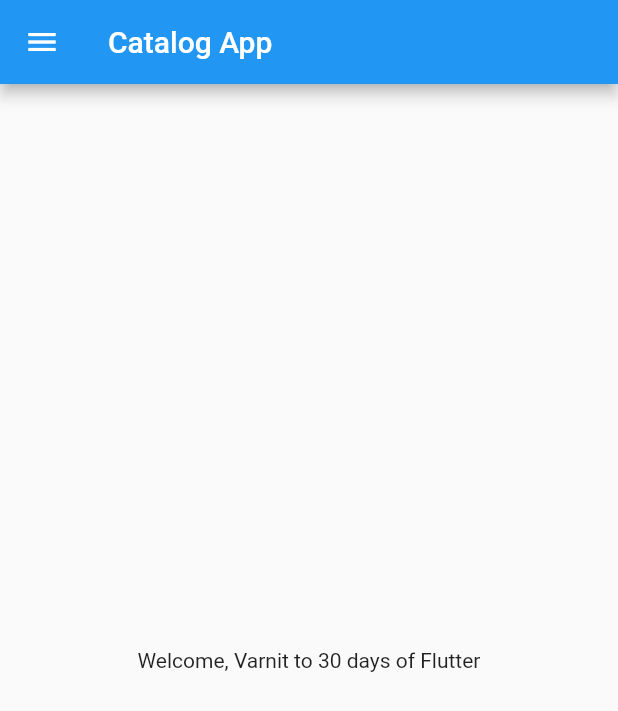
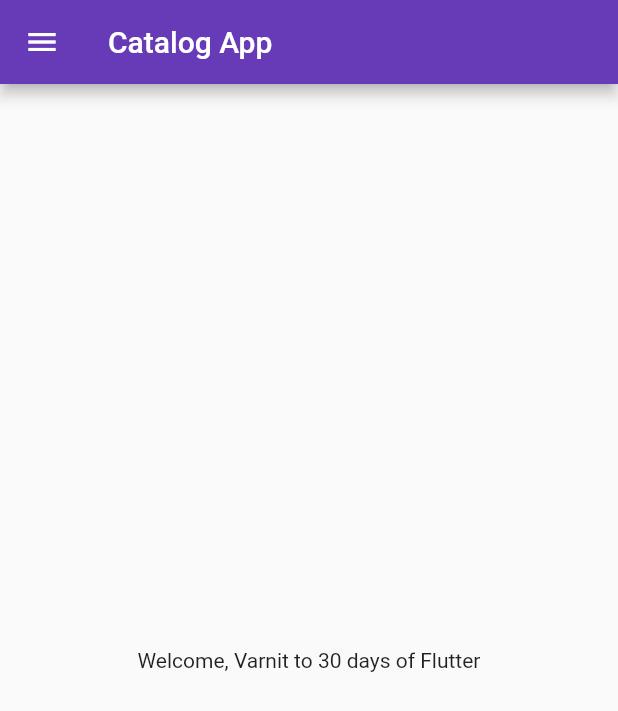
Before and after one commit to Varnitsaini12/Flutter, a Flutter app: the screen it shows after launch, on a phone screen of 412 x 824 dp. Shown: the top 711 px of the screen. Run offline on Flutter 3.47's test engine with Material 2 defaults, Android fonts, the phone set to English and light mode, and no system bars.

Commit message:
day3 completed

```diff
--- a/lib/main.dart
+++ b/lib/main.dart
@@ -1,5 +1,6 @@
 import 'package:flutter/material.dart';
-import 'package:flutter_application_1/home_page.dart';
+import 'package:flutter_application_1/pages/home_page.dart';
+import 'package:flutter_application_1/pages/login_page.dart';
 
 void main() {
   runApp(MyApp());
@@ -10,19 +11,18 @@ class MyApp extends StatelessWidget {
 
   @override
   Widget build(BuildContext context) {
-    int days = 30;
-    String name = "Varnit12";
-    double pi = 3.14;
-    bool isMale = true;
-    num temp = 30.5;
-
-    var day =
-        "Friday"; // compiler understand it without giving actual data type
-    const pi1 = 3.14;
-    // final  is also like const but we can later change the final but not in const
-
-    return const MaterialApp(
-      home: Homepage(),
+    return MaterialApp(
+      themeMode: ThemeMode.light,
+      theme: ThemeData(primarySwatch: Colors.deepPurple),
+      darkTheme: ThemeData(
+        primarySwatch: Colors.amber,
+        brightness: Brightness.dark,
+      ),
+      initialRoute: "/home",
+      routes: {
+        "/home" : (contect)=> Homepage(),
+        "/Login" : (context)=>LoginPage(),
+      },
     );
   }
 }
```
Also changed, not shown: lib/pages/login_page.dart (added, +19 -0 lines), lib/pages/home_page.dart (renamed from lib/home_page.dart).
